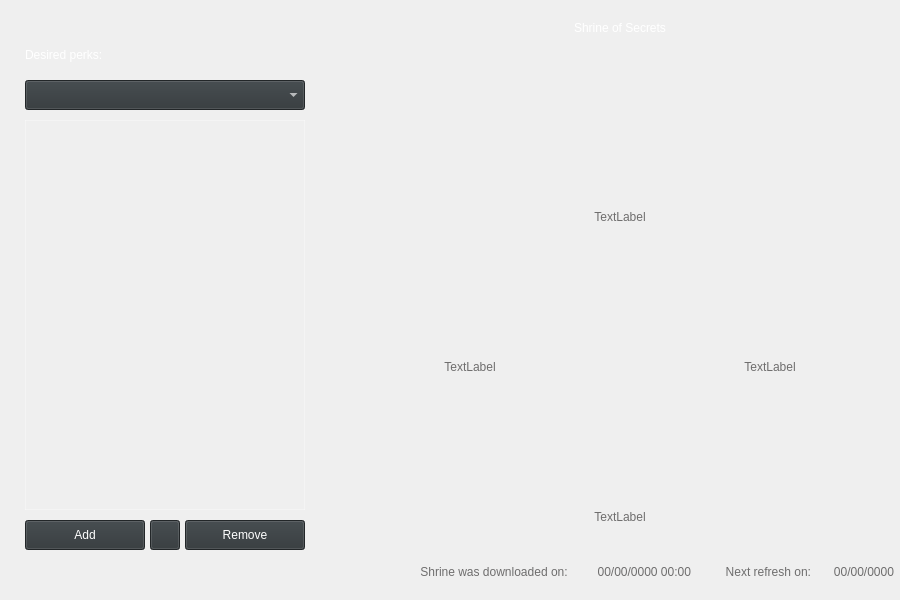
The window that app/designer/sc_ui.ui (michalkowal66/ShrineChecker) describes before a commit, drawn with Qt 5.
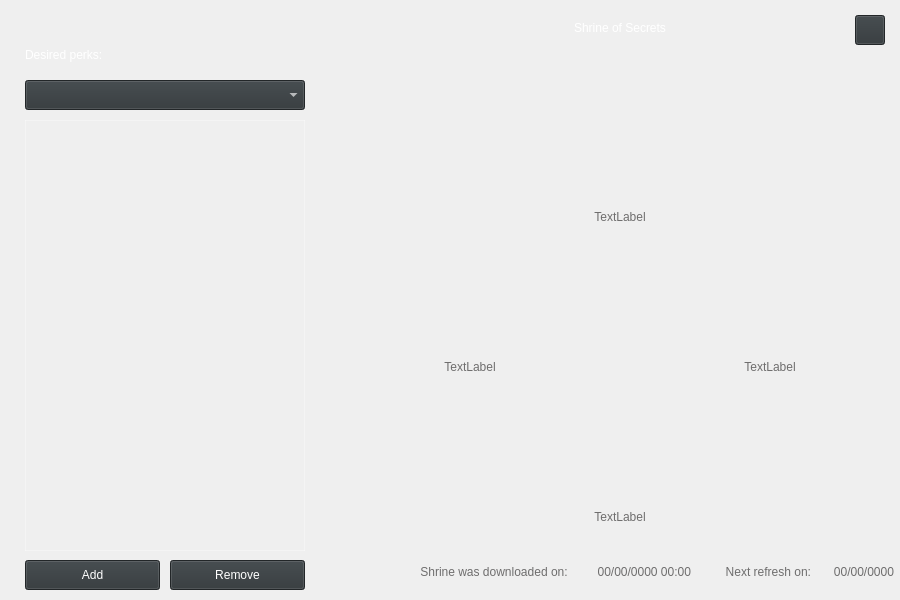
The same window after the commit. Icons and pictures are not drawn.

Commit message: Improve UX in user interface

The edit to the form file:
```diff
--- a/app/designer/sc_ui.ui
+++ b/app/designer/sc_ui.ui
@@ -430,7 +430,7 @@
         <x>25</x>
         <y>120</y>
         <width>280</width>
-        <height>390</height>
+        <height>431</height>
        </rect>
       </property>
       <property name="styleSheet">
@@ -475,22 +475,6 @@
        <bool>true</bool>
       </property>
      </widget>
-     <widget class="QPushButton" name="settings_btn">
-      <property name="geometry">
-       <rect>
-        <x>150</x>
-        <y>520</y>
-        <width>30</width>
-        <height>30</height>
-       </rect>
-      </property>
-      <property name="styleSheet">
-       <string notr="true"/>
-      </property>
-      <property name="text">
-       <string/>
-      </property>
-     </widget>
      <widget class="QLabel" name="perk3_img">
       <property name="geometry">
        <rect>
@@ -747,9 +731,9 @@
      <widget class="QPushButton" name="remove_btn">
       <property name="geometry">
        <rect>
-        <x>185</x>
-        <y>520</y>
-        <width>120</width>
+        <x>170</x>
+        <y>560</y>
+        <width>135</width>
         <height>30</height>
        </rect>
       </property>
@@ -807,8 +791,8 @@
       <property name="geometry">
        <rect>
         <x>25</x>
-        <y>520</y>
-        <width>120</width>
+        <y>560</y>
+        <width>135</width>
         <height>30</height>
        </rect>
       </property>
@@ -1002,6 +986,22 @@
        <set>Qt::AlignRight|Qt::AlignTop|Qt::AlignTrailing</set>
       </property>
      </widget>
+     <widget class="QPushButton" name="settings_btn">
+      <property name="geometry">
+       <rect>
+        <x>855</x>
+        <y>15</y>
+        <width>30</width>
+        <height>30</height>
+       </rect>
+      </property>
+      <property name="styleSheet">
+       <string notr="true"/>
+      </property>
+      <property name="text">
+       <string/>
+      </property>
+     </widget>
      <zorder>bg_1</zorder>
      <zorder>perk4_frame</zorder>
      <zorder>perk3_frame</zorder>
```
Left out of the diff: 6 changed lines with no effect on the pictures. The commit also changes 2 other files.
